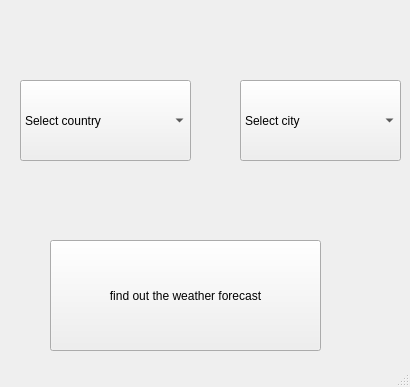
Old version of the form first.ui in the repository povidllo/Weather_forecast.
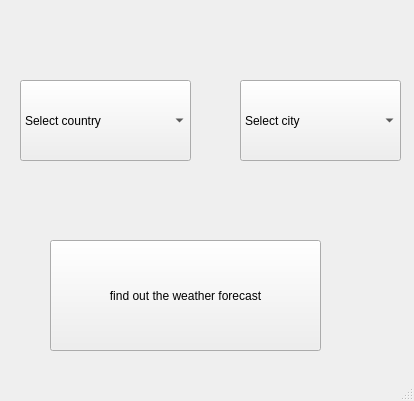
New version of the form.

What changed in the file:
```diff
--- a/first.ui
+++ b/first.ui
@@ -6,8 +6,8 @@
    <rect>
     <x>0</x>
     <y>0</y>
-    <width>410</width>
-    <height>387</height>
+    <width>414</width>
+    <height>401</height>
    </rect>
   </property>
   <property name="windowTitle">
```
